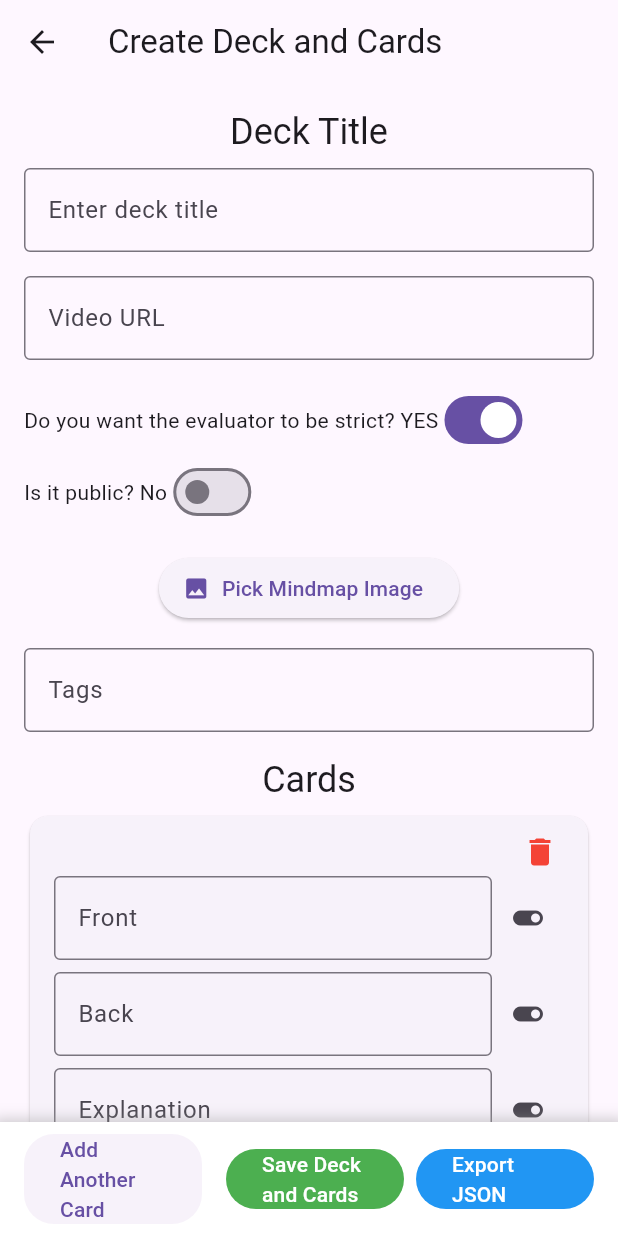
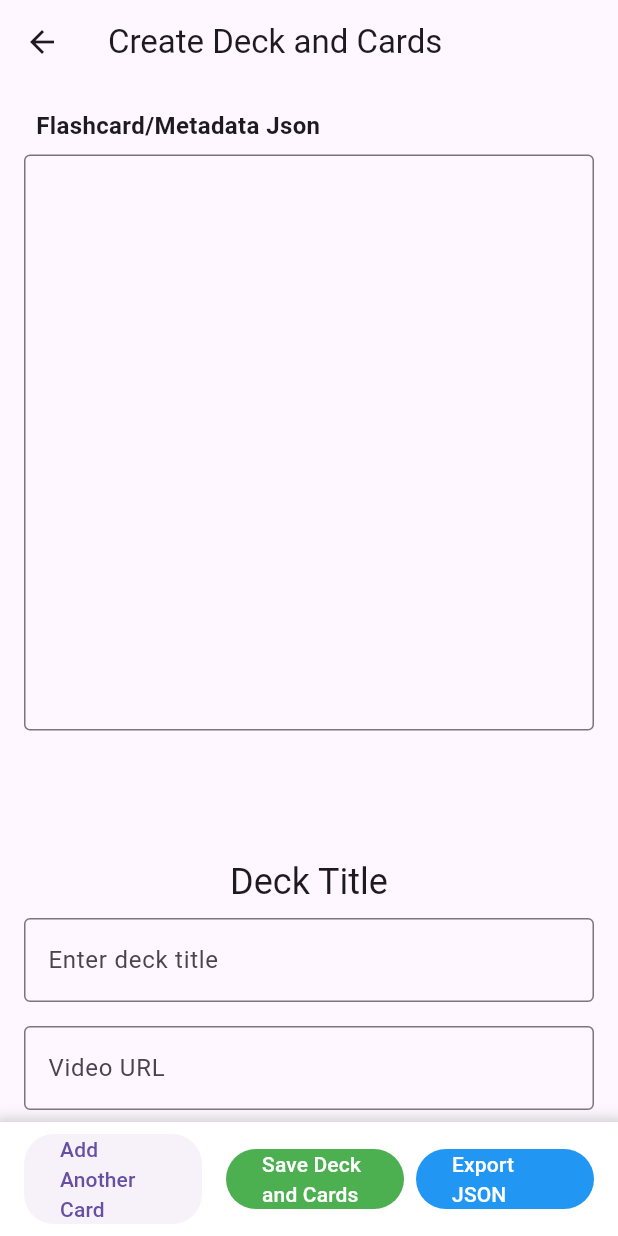
Before and after one commit to juliuscanute/manage-learning, a Flutter app: the CardsPageView screen opened directly, on a phone screen of 412 x 824 dp. Run offline on Flutter 3.47's test engine with Material 3 defaults, Android fonts, the phone set to English and light mode, and no system bars; our stand-ins replace cloud_firestore, equatable, firebase_auth, firebase_core, firebase_storage, flutter_bloc and 2 more; missing offline and left inert: flutter_math_fork; accounts and stored records are empty; network calls fail; statements that could not run were skipped.

Commit message:
Apply metadata changes to deck

```diff
--- a/lib/ui/cards_page_view.dart
+++ b/lib/ui/cards_page_view.dart
@@ -1,4 +1,5 @@
 import 'dart:convert';
+import 'dart:math';
 
 import 'package:flutter/foundation.dart';
 import 'package:flutter/material.dart';
@@ -56,8 +57,9 @@ class CardsPageView extends StatelessWidget {
                         padding: const EdgeInsets.all(16.0),
                         child: Column(
                           children: [
-                            if (operation == DeckOperation.load)
-                              _buildMultilineTextField(context, state),
+                            // if (operation == DeckOperation.load)
+                            _buildMultilineTextField(
+                                context, state, "Flashcard/Metadata Json"),
                             _buildDeckTitle(state, context),
                             const SizedBox(height: 8),
                             _buildDeckTitleInput(state),
@@ -89,18 +91,19 @@ class CardsPageView extends StatelessWidget {
     );
   }
 
-  Widget _buildMultilineTextField(BuildContext context, DeckState state) {
+  Widget _buildMultilineTextField(
+      BuildContext context, DeckState state, String hintText) {
     return SizedBox(
       height: 500, // Set your desired height here
       child: Column(
         crossAxisAlignment: CrossAxisAlignment.start,
         children: [
-          const Padding(
-            padding: EdgeInsets.only(
+          Padding(
+            padding: const EdgeInsets.only(
                 left: 8.0, bottom: 8.0), // Adjust padding as needed
             child: Text(
-              'JSON Deck',
-              style: TextStyle(fontSize: 16, fontWeight: FontWeight.bold),
+              hintText,
+              style: const TextStyle(fontSize: 16, fontWeight: FontWeight.bold),
             ),
           ),
           Flexible(
@@ -108,6 +111,9 @@ class CardsPageView extends StatelessWidget {
               constraints: const BoxConstraints(
                 maxHeight: 400, // Set your desired maximum height here
               ),
+              child: Column(
+                children: [
+                  Expanded(
                     child: TextField(
                       controller: state.jsonController,
                       keyboardType: TextInputType.multiline,
@@ -118,16 +124,47 @@ class CardsPageView extends StatelessWidget {
                       ),
                     ),
                   ),
-          ),
-          const SizedBox(height: 16), // Padding between TextField and Button
-          Center(
+                  const SizedBox(
+                      height: 16), // Padding between TextField and Button
+                  ValueListenableBuilder<TextEditingValue>(
+                    valueListenable: state.jsonController,
+                    builder: (context, value, child) {
+                      Map<String, dynamic> jsonData;
+                      try {
+                        jsonData = jsonDecode(value.text);
+                      } catch (e) {
+                        jsonData = {};
+                      }
+                      final containsFlashcards =
+                          jsonData.containsKey('flashcards');
+                      final containsMetaData = jsonData.containsKey('metaData');
+
+                      if (containsFlashcards || containsMetaData) {
+                        return Center(
                           child: ElevatedButton(
                             onPressed: () {
-                context
-                    .read<DeckBloc>()
-                    .add(UpdateJsonDeck(state.jsonController.text));
+                              if (containsFlashcards) {
+                                context.read<DeckBloc>().add(
+                                    UpdateJsonDeck(state.jsonController.text));
+                              } else if (containsMetaData) {
+                                context.read<DeckBloc>().add(
+                                    UpdateMetaData(state.jsonController.text));
+                              }
                             },
-              child: const Text('Generate Deck'),
+                            child: Text(
+                              containsFlashcards
+                                  ? 'Generate Deck'
+                                  : 'Apply Changes',
+                            ),
+                          ),
+                        );
+                      } else {
+                        return const SizedBox.shrink();
+                      }
+                    },
+                  ),
+                ],
+              ),
             ),
           ),
         ],
@@ -262,6 +299,14 @@ class CardsPageView extends StatelessWidget {
                   latexController:
                       controller['explanationTex'] as TextEditingController,
                   label: 'Explanation',
+                ),
+                const SizedBox(height: 8),
+                TextField(
+                  controller: controller['mnemonic'] as TextEditingController,
+                  decoration: const InputDecoration(
+                    labelText: 'Mnemonic',
+                    border: OutlineInputBorder(),
+                  ),
                 ),
                 _buildImagePicker(
                     controller, 'Pick Recall Image', context, state, false),
--- a/lib/ui/deck_event.dart
+++ b/lib/ui/deck_event.dart
@@ -102,3 +102,11 @@ class UpdateJsonDeck extends DeckEvent {
   @override
   List<Object?> get props => [jsonDeck];
 }
+
+class UpdateMetaData extends DeckEvent {
+  final String jsonMetaData;
+  UpdateMetaData(this.jsonMetaData);
+
+  @override
+  List<Object?> get props => [jsonMetaData];
+}
--- a/lib/ui/deck_state.dart
+++ b/lib/ui/deck_state.dart
@@ -32,6 +32,7 @@ class DeckState extends Equatable {
     TextEditingController? videoUrlController,
     TextEditingController? tagsController,
     TextEditingController? jsonController,
+    TextEditingController? metaController,
     Map<String, dynamic>? mindmapImageController,
     List<Map<String, dynamic>>? cardControllers,
     bool? isEvaluatorStrict,
--- a/lib/ui/decks_page.dart
+++ b/lib/ui/decks_page.dart
@@ -6,7 +6,6 @@ import 'package:manage_learning/data/firebase_service.dart';
 import 'package:manage_learning/ui/category_card.dart';
 import 'package:manage_learning/ui/deck_list_item.dart';
 import 'package:provider/provider.dart';
-import 'package:url_launcher/url_launcher.dart';
 
 class DecksPage extends StatefulWidget {
   const DecksPage({super.key});
--- a/lib/ui/login_screen.dart
+++ b/lib/ui/login_screen.dart
@@ -29,7 +29,6 @@ class _LoginScreenState extends State<LoginScreen> {
   @override
   Widget build(BuildContext context) {
     // Determine screen size
-    var screenSize = MediaQuery.of(context).size;
 
     return Scaffold(
       appBar: AppBar(title: const Text('John Louis Academy for learners')),
```
Also changed, not shown: lib/data/firebase_service.dart (+7 -1 lines), lib/ui/deck_bloc.dart (+38 -0 lines). Lines whose indentation alone changed are shown as unchanged.
